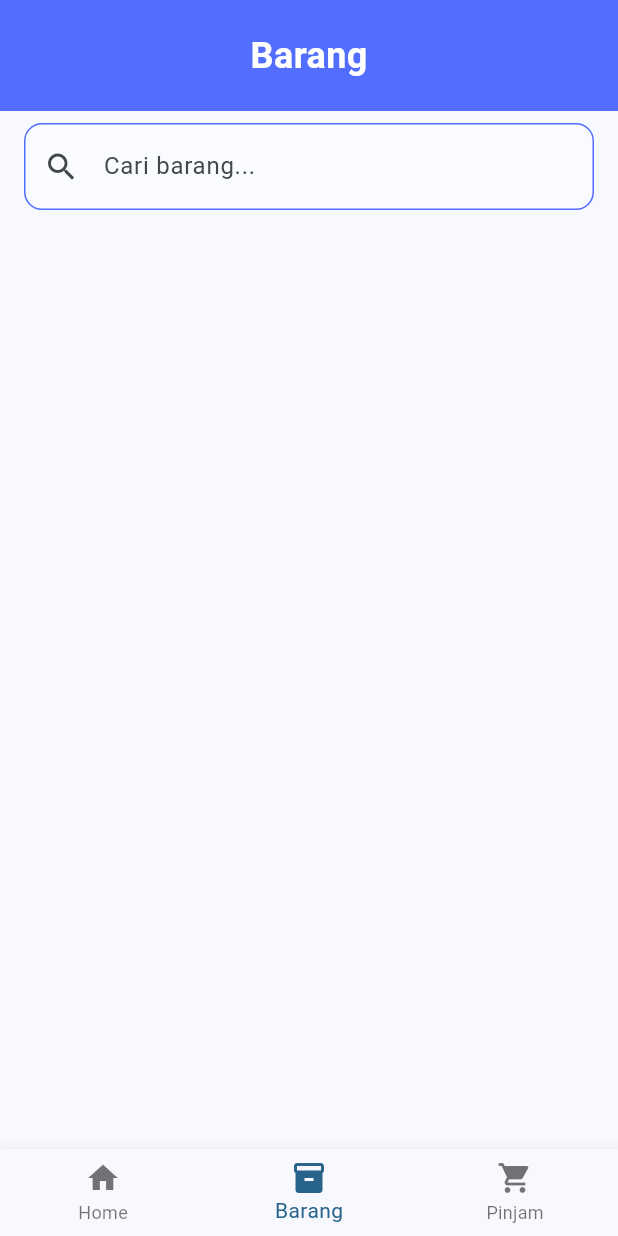
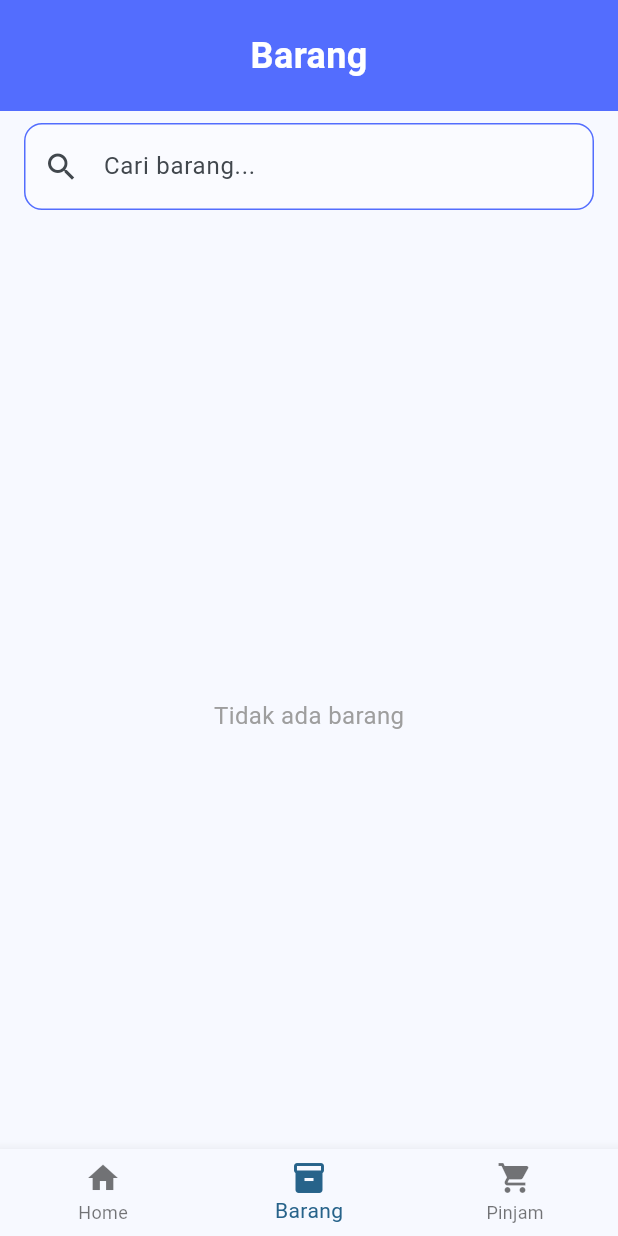
Before and after one commit to StarVinn/sisfo-sarpras-mobile, a Flutter app: the HomePage screen opened directly with empty values, item 2 of the bottom bar chosen, on a phone screen of 412 x 824 dp. Run offline on Flutter 3.47's test engine with Material 3 defaults, Android fonts, the phone set to English and light mode, and no system bars; our stand-ins replace image_picker, shared_preferences; accounts and stored records are empty; network calls fail.

Commit message:
fix: barang tidak ada, peminjaman filter status, home yang diperbagus

```diff
--- a/lib/barang_list.dart
+++ b/lib/barang_list.dart
@@ -23,8 +23,9 @@ class _BarangListWidgetState extends State<BarangListWidget> {
   void initState() {
     super.initState();
     apiService = ApiService(
-        baseUrl: 'http://localhost:8000',
-        accessToken: widget.accessToken); // gunakan 10.0.2.2 untuk emulator
+      baseUrl: 'http://localhost:8000', // gunakan 10.0.2.2 untuk emulator
+      accessToken: widget.accessToken,
+    );
     fetchBarang();
   }
 
@@ -36,7 +37,7 @@ class _BarangListWidgetState extends State<BarangListWidget> {
       List<Barang> fetchedBarang = await apiService.fetchBarang();
       setState(() {
         barangList = fetchedBarang;
-        filteredBarangList = fetchedBarang; // awalnya semua tampil
+        filteredBarangList = fetchedBarang;
         _isLoading = false;
       });
     } catch (e) {
@@ -76,7 +77,8 @@ class _BarangListWidgetState extends State<BarangListWidget> {
                   style: TextStyle(
                     fontSize: 24,
                     fontWeight: FontWeight.bold,
-                      color: Colors.white),
+                    color: Colors.white,
+                  ),
                 ),
               ),
             ),
@@ -84,7 +86,7 @@ class _BarangListWidgetState extends State<BarangListWidget> {
               margin: const EdgeInsets.symmetric(horizontal: 16, vertical: 8),
               padding: const EdgeInsets.symmetric(horizontal: 12, vertical: 4),
               decoration: BoxDecoration(
-                color: Colors.white.withOpacity(0.4), // transparan
+                color: Colors.white.withOpacity(0.4),
                 borderRadius: BorderRadius.circular(12),
                 border: Border.all(color: Colors.indigoAccent),
               ),
@@ -106,13 +108,28 @@ class _BarangListWidgetState extends State<BarangListWidget> {
                 : Expanded(
                     child: RefreshIndicator(
                       onRefresh: _refreshBarang,
-                      child: ListView(
+                      child: filteredBarangList.isEmpty
+                          ? const Center(
+                              child: Padding(
+                                padding: EdgeInsets.only(top: 40),
+                                child: Text(
+                                  'Tidak ada barang',
+                                  style: TextStyle(
+                                    fontSize: 16,
+                                    color: Colors.grey,
+                                  ),
+                                ),
+                              ),
+                            )
+                          : ListView(
                               children: filteredBarangList
                                   .map((barang) => Card(
                                         margin: const EdgeInsets.symmetric(
                                             horizontal: 16, vertical: 8),
                                         shape: RoundedRectangleBorder(
-                                      borderRadius: BorderRadius.circular(12)),
+                                          borderRadius:
+                                              BorderRadius.circular(12),
+                                        ),
                                         child: ListTile(
                                           leading: barang.image != null &&
                                                   barang.image!.isNotEmpty
@@ -121,25 +138,28 @@ class _BarangListWidgetState extends State<BarangListWidget> {
                                                   width: 50,
                                                   height: 50,
                                                   fit: BoxFit.cover,
-                                            errorBuilder:
-                                                (context, error, stackTrace) {
+                                                  errorBuilder: (context, error,
+                                                      stackTrace) {
                                                     return const Icon(
                                                         Icons.broken_image);
                                                   },
                                                 )
-                                        : const Icon(Icons.image_not_supported),
+                                              : const Icon(
+                                                  Icons.image_not_supported),
                                           title: Text(barang.nama),
                                           subtitle: Text(
                                               "Kategori: ${barang.categoryName ?? '-'}"),
-                                    trailing: Text("Stock: ${barang.quantity}"),
+                                          trailing:
+                                              Text("Stock: ${barang.quantity}"),
                                           onTap: () {
                                             if (barang.quantity == 0) {
                                               ScaffoldMessenger.of(context)
                                                   .showSnackBar(
                                                 const SnackBar(
-                                            content:
-                                                Text('Barang tidak tersedia'),
-                                            duration: Duration(seconds: 2),
+                                                  content: Text(
+                                                      'Barang tidak tersedia'),
+                                                  duration:
+                                                      Duration(seconds: 2),
                                                 ),
                                               );
                                               return;
@@ -147,8 +167,10 @@ class _BarangListWidgetState extends State<BarangListWidget> {
                                             Navigator.push(
                                               context,
                                               MaterialPageRoute(
-                                          builder: (_) => BarangDetailPage(
-                                            accessToken: widget.accessToken,
+                                                builder: (_) =>
+                                                    BarangDetailPage(
+                                                  accessToken:
+                                                      widget.accessToken,
                                                   barang: barang,
                                                 ),
                                               ),
--- a/lib/main.dart
+++ b/lib/main.dart
@@ -62,7 +62,7 @@ class _MyAppState extends State<MyApp> {
 
     return MaterialApp(
       debugShowCheckedModeBanner: false,
-      title: 'Flutter Demo',
+      title: 'Sisfo Sarpras',
       theme: ThemeData(
         colorScheme: ColorScheme.fromSeed(seedColor: Colors.lightBlue),
         useMaterial3: true,
```
Also changed, not shown: lib/peminjaman_list.dart (+4 -16 lines). Lines whose indentation alone changed are shown as unchanged.
